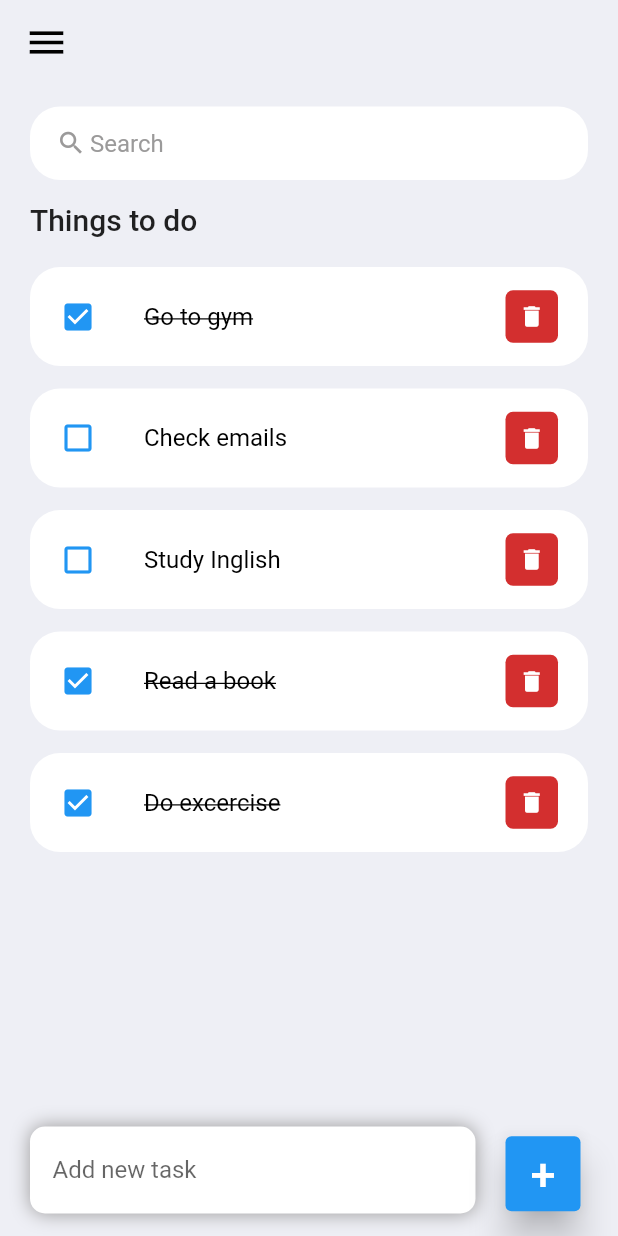
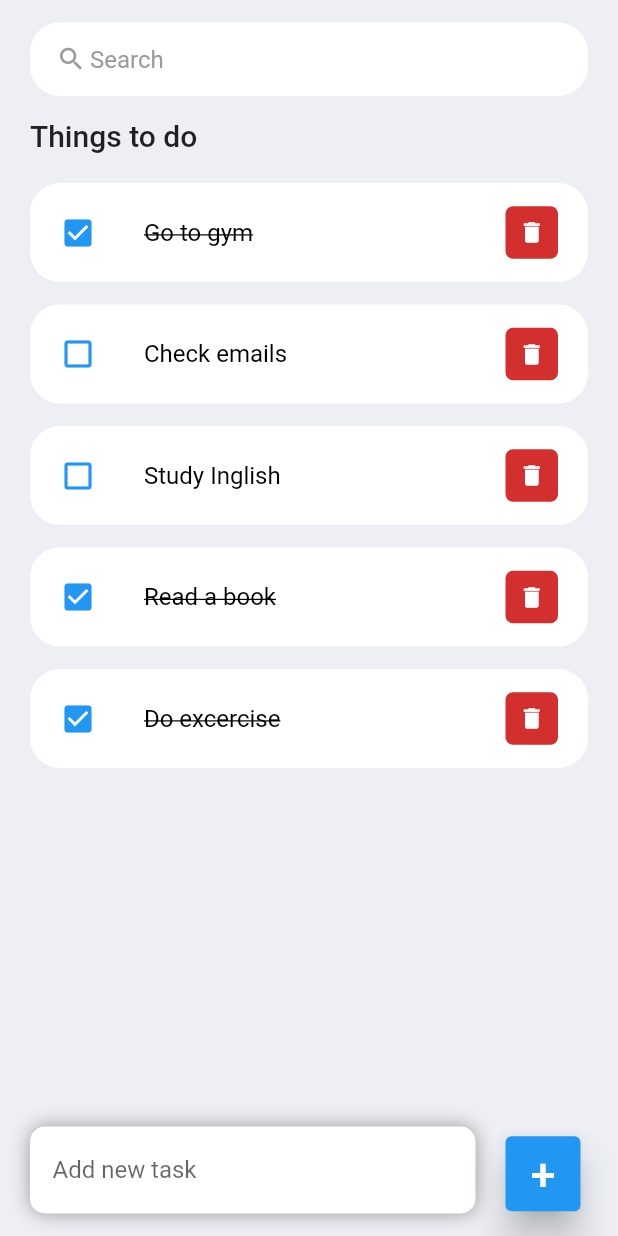
Before and after one commit to DulcePy/flutter_application_todo, a Flutter app: the screen it shows after launch, on a phone screen of 412 x 824 dp. Run offline on Flutter 3.47's test engine with Material 2 defaults, Android fonts, the phone set to English and light mode, and no system bars.

Commit message:
app todo

```diff
--- a/lib/screens/home.dart
+++ b/lib/screens/home.dart
@@ -26,7 +26,7 @@ class _HomeState extends State<Home> {
   Widget build(BuildContext context) {
     return Scaffold(
       backgroundColor: BGColor,
-      appBar: _buidlAppBar(),
+      //appBar: _buidlAppBar(),
 
       body: Stack(
         children: [
@@ -35,11 +35,11 @@ class _HomeState extends State<Home> {
 
             child: Column(
               children: [
-                searchBox(),
-
+                //searchBox(),
                 Expanded(
                   child: ListView(
                     children: [
+                      searchBox(),
                       Container(
                         margin: const EdgeInsets.only(top: 15, bottom: 20),
                         child: const Text(
@@ -98,7 +98,7 @@ class _HomeState extends State<Home> {
                       border: InputBorder.none
                     ),
                   ),
-                )
+                ),
               ),
 
               // button add new task
@@ -124,6 +124,7 @@ class _HomeState extends State<Home> {
                 ),
               ),
             ]),
+
           ),
         ],
       ),
```
